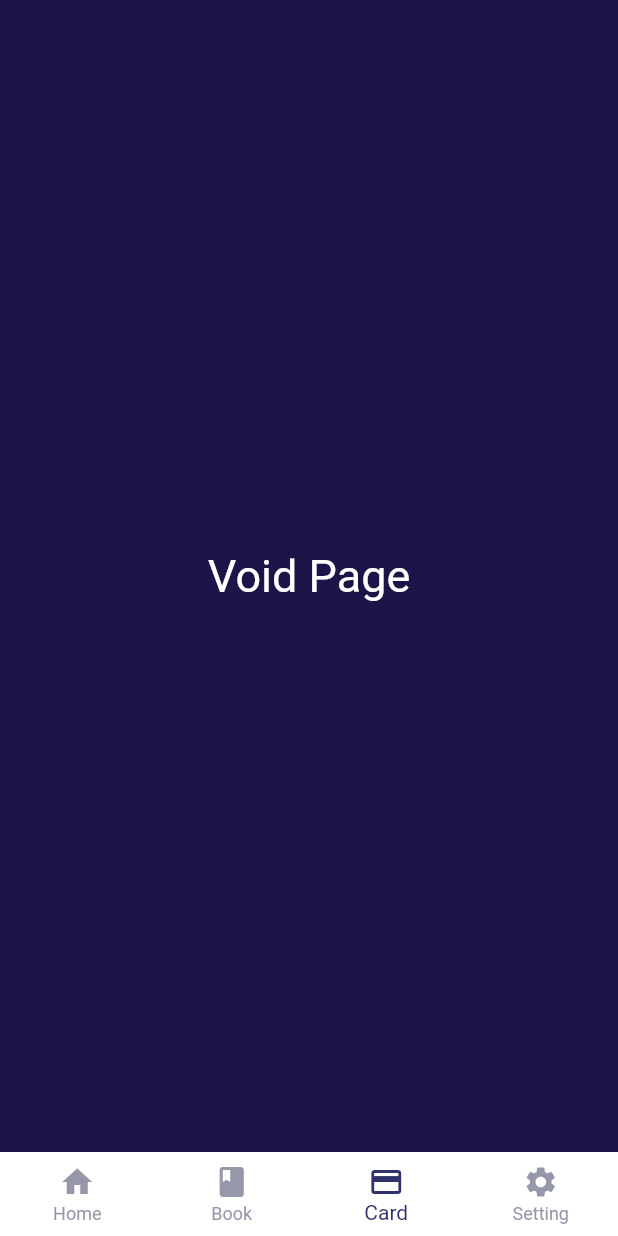
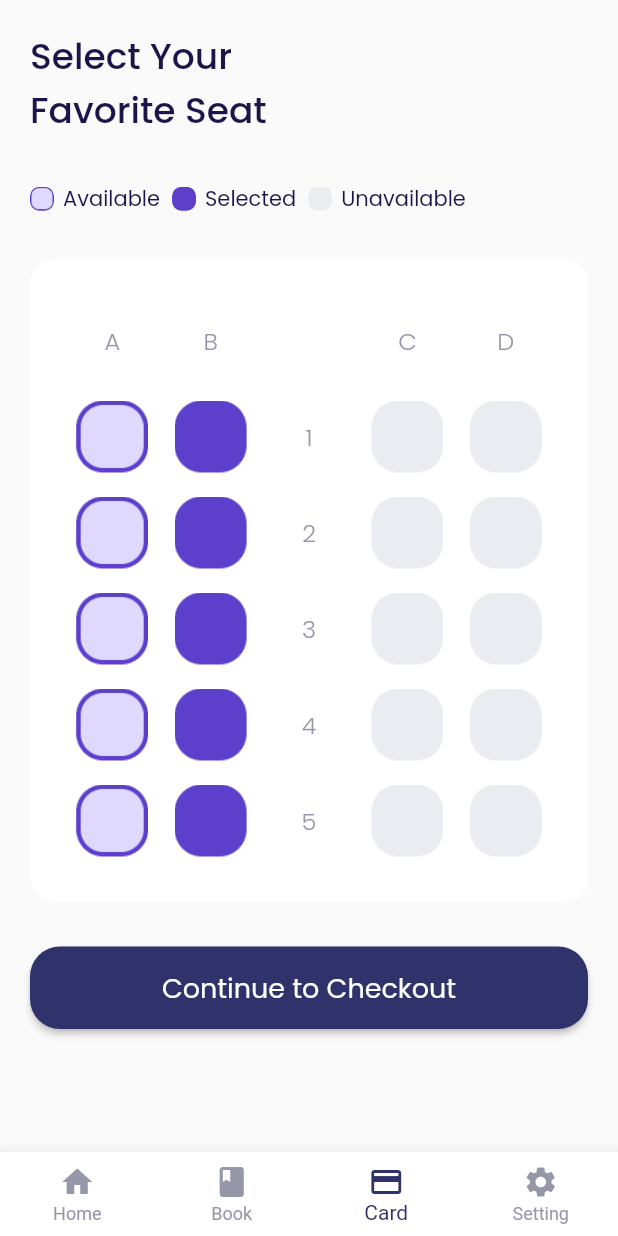
Before and after one commit to fadillaoegi/Dil-Travel, a Flutter app: the MainPages screen opened by its route, item 3 of the bottom bar chosen, on a phone screen of 412 x 824 dp. Run offline on Flutter 3.47's test engine with Material 2 defaults, Android fonts, the phone set to English and light mode, and no system bars; our stand-ins replace google_fonts.

Commit message:
Update Chose Seat page

```diff
--- a/lib/main.dart
+++ b/lib/main.dart
@@ -1,4 +1,5 @@
 import 'package:diltravel/pages/bonus_saldo_page.dart';
+import 'package:diltravel/pages/chose_seat_page.dart';
 import 'package:diltravel/pages/detail_page.dart';
 import 'package:diltravel/pages/get_start_page.dart';
 import 'package:diltravel/pages/home_page.dart';
@@ -10,7 +11,9 @@ import 'package:diltravel/pages/void_page.dart';
 import 'package:diltravel/routes/routes.dart';
 import 'package:flutter/material.dart';
 
-void main() => runApp(const MainApp());
+void main() => runApp(
+      const MainApp(),
+    );
 
 class MainApp extends StatefulWidget {
   const MainApp({Key? key}) : super(key: key);
@@ -25,7 +28,7 @@ class _MainAppState extends State<MainApp> {
     return MaterialApp(
       debugShowCheckedModeBanner: false,
       // home: const DetailPage(),
-      initialRoute: DilTravelRoute.mainpages,
+      initialRoute: DilTravelRoute.splash,
       routes: {
         DilTravelRoute.mainpages: (context) => const MainPages(),
         DilTravelRoute.splash: (context) => const Splash(),
@@ -36,6 +39,7 @@ class _MainAppState extends State<MainApp> {
         DilTravelRoute.bonus: (context) => const BonusPage(),
         DilTravelRoute.voidpages: (context) => const VoidPage(),
         DilTravelRoute.detail: (context) => const DetailPage(),
+        DilTravelRoute.seatchoose: (context) => const ChoseSheat(),
       },
     );
   }
--- /dev/null
+++ b/lib/pages/chose_seat_page.dart
@@ -0,0 +1,318 @@
+import 'package:diltravel/routes/routes.dart';
+import 'package:diltravel/styles/colors.dart';
+import 'package:diltravel/styles/text_style.dart';
+import 'package:diltravel/widgets/button_widget.dart';
+import 'package:diltravel/widgets/seat_widget.dart';
+import 'package:flutter/material.dart';
+
+class ChoseSheat extends StatefulWidget {
+  const ChoseSheat({super.key});
+
+  @override
+  State<ChoseSheat> createState() => _ChoseSheatState();
+}
+
+class _ChoseSheatState extends State<ChoseSheat> {
+  // NOTE: SECTION 1
+  Widget tittle() {
+    return Text(
+      "Select Your\nFavorite Seat",
+      style: tittleText.copyWith(fontSize: 24.0),
+    );
+  }
+
+  // NOTE: SECTION 2
+  Widget infoSeat() {
+    return Container(
+      margin: const EdgeInsets.only(top: 30.0),
+      child: Row(
+        children: [
+          // NOTE: Available
+          Container(
+            height: 16.0,
+            width: 16.0,
+            margin: const EdgeInsets.only(right: 6.0),
+            decoration: BoxDecoration(
+              borderRadius: BorderRadius.circular(6.0),
+              image: const DecorationImage(
+                image: AssetImage('assets/img/icon_available.png'),
+              ),
+            ),
+          ),
+          Text(
+            "Available",
+            style: subText.copyWith(fontSize: 14.0),
+          ),
+          // NOTE: SELECTED
+          Container(
+            height: 16.0,
+            width: 16.0,
+            margin: const EdgeInsets.only(right: 6.0, left: 8.0),
+            decoration: BoxDecoration(
+              borderRadius: BorderRadius.circular(6.0),
+              image: const DecorationImage(
+                image: AssetImage('assets/img/icon_selected.png'),
+              ),
+            ),
+          ),
+          Text(
+            "Selected",
+            style: subText.copyWith(fontSize: 14.0),
+          ),
+          // NOTE: UNAVAILABLE
+          Container(
+            height: 16.0,
+            width: 16.0,
+            margin: const EdgeInsets.only(right: 6.0, left: 8.0),
+            decoration: BoxDecoration(
+              borderRadius: BorderRadius.circular(6.0),
+              image: const DecorationImage(
+                image: AssetImage('assets/img/icon_unavailable.png'),
+              ),
+            ),
+          ),
+          Text(
+            "Unavailable",
+            style: subText.copyWith(fontSize: 14.0),
+          ),
+        ],
+      ),
+    );
+  }
+
+  // NOTE: SECTION 3
+  Widget selectSeat() {
+    return Container(
+      padding: const EdgeInsets.symmetric(vertical: 30.0, horizontal: 22.0),
+      margin: const EdgeInsets.only(top: 30.0),
+      width: double.infinity,
+      decoration: BoxDecoration(
+        color: ColorDilTravel.white,
+        borderRadius: BorderRadius.circular(16.0),
+      ),
+      child: Column(
+        mainAxisAlignment: MainAxisAlignment.spaceAround,
+        children: [
+          // NOTE: ALFABET TypeSeat
+          Row(
+            mainAxisAlignment: MainAxisAlignment.spaceAround,
+            children: [
+              SeatItemAlfabet(
+                text: "A",
+              ),
+              SeatItemAlfabet(
+                text: "B",
+              ),
+              Container(
+                height: 48.0,
+                width: 48.0,
+                child: Center(
+                  child: Text(
+                    "",
+                    style: descText.copyWith(
+                      fontSize: 16.0,
+                    ),
+                  ),
+                ),
+              ),
+              SeatItemAlfabet(
+                text: "C",
+              ),
+              SeatItemAlfabet(
+                text: "D",
+              ),
+            ],
+          ),
+
+          // NOTE: Seat Section 1
+          Container(
+            padding: const EdgeInsets.only(top: 16.0),
+            child: Row(
+              mainAxisAlignment: MainAxisAlignment.spaceAround,
+              children: [
+                Container(
+                  height: 48.0,
+                  width: 48.0,
+                  decoration: BoxDecoration(
+                    borderRadius: BorderRadius.circular(8.0),
+                    image: const DecorationImage(
+                      image: AssetImage("assets/img/icon_available.png"),
+                    ),
+                  ),
+                ),
+                SeatItem(
+                  image: "assets/img/icon_selected.png",
+                ),
+                SeatItemAlfabet(
+                  text: "1",
+                ),
+                SeatItem(
+                  image: "assets/img/icon_unavailable.png",
+                ),
+                SeatItem(
+                  image: "assets/img/icon_unavailable.png",
+                ),
+              ],
+            ),
+          ),
+          // NOTE: Seat Section 2
+          Container(
+            padding: const EdgeInsets.only(top: 16.0),
+            child: Row(
+              mainAxisAlignment: MainAxisAlignment.spaceAround,
+              children: [
+                Container(
+                  height: 48.0,
+                  width: 48.0,
+                  decoration: BoxDecoration(
+                    borderRadius: BorderRadius.circular(8.0),
+                    image: const DecorationImage(
+                      image: AssetImage("assets/img/icon_available.png"),
+                    ),
+                  ),
+                ),
+                SeatItem(
+                  image: "assets/img/icon_selected.png",
+                ),
+                SeatItemAlfabet(
+                  text: "2",
+                ),
+                SeatItem(
+                  image: "assets/img/icon_unavailable.png",
+                ),
+                SeatItem(
+                  image: "assets/img/icon_unavailable.png",
+                ),
+              ],
+            ),
+          ),
+          // NOTE: Seat Section 3
+          Container(
+            padding: const EdgeInsets.only(top: 16.0),
+            child: Row(
+              mainAxisAlignment: MainAxisAlignment.spaceAround,
+              children: [
+                Container(
+                  height: 48.0,
+                  width: 48.0,
+                  decoration: BoxDecoration(
+                    borderRadius: BorderRadius.circular(8.0),
+                    image: const DecorationImage(
+                      image: AssetImage("assets/img/icon_available.png"),
+                    ),
+                  ),
+                ),
+                SeatItem(
+                  image: "assets/img/icon_selected.png",
+                ),
+                SeatItemAlfabet(
+                  text: "3",
+                ),
+                SeatItem(
+                  image: "assets/img/icon_unavailable.png",
+                ),
+                SeatItem(
+                  image: "assets/img/icon_unavailable.png",
+                ),
+              ],
+            ),
+          ),
+          // NOTE: Seat Section 4
+          Container(
+            padding: const EdgeInsets.only(top: 16.0),
+            child: Row(
+              mainAxisAlignment: MainAxisAlignment.spaceAround,
+              children: [
+                Container(
+                  height: 48.0,
+                  width: 48.0,
+                  decoration: BoxDecoration(
+                    borderRadius: BorderRadius.circular(8.0),
+                    image: const DecorationImage(
+                      image: AssetImage("assets/img/icon_available.png"),
+                    ),
+                  ),
+                ),
+                SeatItem(
+                  image: "assets/img/icon_selected.png",
+                ),
+                SeatItemAlfabet(
+                  text: "4",
+                ),
+                SeatItem(
+                  image: "assets/img/icon_unavailable.png",
+                ),
+                SeatItem(
+                  image: "assets/img/icon_unavailable.png",
+                ),
+              ],
+            ),
+          ),
+          // NOTE: Seat Section 5
+          Container(
+            padding: const EdgeInsets.only(top: 16.0),
+            child: Row(
+              mainAxisAlignment: MainAxisAlignment.spaceAround,
+              children: [
+                Container(
+                  height: 48.0,
+                  width: 48.0,
+                  decoration: BoxDecoration(
+                    borderRadius: BorderRadius.circular(8.0),
+                    image: const DecorationImage(
+                      image: AssetImage("assets/img/icon_available.png"),
+                    ),
+                  ),
+                ),
+                SeatItem(
+                  image: "assets/img/icon_selected.png",
+                ),
+                SeatItemAlfabet(
+                  text: "5",
+                ),
+                SeatItem(
+                  image: "assets/img/icon_unavailable.png",
+                ),
+                SeatItem(
+                  image: "assets/img/icon_unavailable.png",
+                ),
+              ],
+            ),
+          ),
+        ],
+      ),
+    );
+  }
+
+  // NOTE: SECTION 4
+
+  @override
+  Widget build(BuildContext context) {
+    return Scaffold(
+      body: Container(
+        width: MediaQuery.of(context).size.width,
+        height: MediaQuery.of(context).size.height,
+        padding: const EdgeInsets.all(20.0),
+        child: ListView(
+          children: [
+            tittle(),
+            infoSeat(),
+            selectSeat(),
+            Container(
+              margin: const EdgeInsets.only(top: 30.0),
+              child: ButtonDefault(
+                text: "Continue to Checkout",
+                radius: 17.0,
+                height: 55,
+                width: double.infinity,
+                onpress: (() {
+                  print("Belum Ada Navigation");
+                }),
+              ),
+            )
+          ],
+        ),
+      ),
+    );
+  }
+}
--- a/lib/pages/detail_page.dart
+++ b/lib/pages/detail_page.dart
@@ -1,3 +1,4 @@
+import 'package:diltravel/routes/routes.dart';
 import 'package:diltravel/styles/colors.dart';
 import 'package:diltravel/styles/text_style.dart';
 import 'package:diltravel/widgets/button_widget.dart';
@@ -18,9 +19,11 @@ class _DetailPageState extends State<DetailPage> {
       height: 450.0,
       width: double.infinity,
       decoration: const BoxDecoration(
-          image: DecorationImage(
-              fit: BoxFit.cover,
-              image: AssetImage("assets/img/image_destination1.png"))),
+        image: DecorationImage(
+          fit: BoxFit.cover,
+          image: AssetImage("assets/img/image_destination1.png"),
+        ),
+      ),
     );
   }
 
@@ -223,6 +226,9 @@ class _DetailPageState extends State<DetailPage> {
                   height: 55.0,
                   width: 170.0,
                   text: "Book Now",
+                  onpress: () {
+                    Navigator.pushNamed(context, DilTravelRoute.seatchoose);
+                  },
                 )
               ],
             ),
--- a/lib/pages/get_start_page.dart
+++ b/lib/pages/get_start_page.dart
@@ -1,3 +1,4 @@
+import 'package:diltravel/routes/routes.dart';
 import 'package:diltravel/styles/text_style.dart';
 import 'package:diltravel/widgets/button_widget.dart';
 import 'package:flutter/material.dart';
@@ -43,6 +44,9 @@ class GetStart extends StatelessWidget {
                     text: "Get Started",
                     width: 220.0,
                     height: 55.0,
+                    onpress: (() {
+                      Navigator.pushNamed(context, DilTravelRoute.mainpages);
+                    }),
                   )
                 ],
               ),
--- a/lib/pages/home_page.dart
+++ b/lib/pages/home_page.dart
@@ -75,10 +75,10 @@ class _HomePageState extends State<HomePage> {
                       image: "assets/img/image_destination1.png",
                       city: "Kendari",
                       name: "KendariHotel",
-                      onTap: () {
-                        print("Sudah");
-                        Navigator.pushNamed(context, DilTravelRoute.detail);
-                      },
+                      // onTap: () {
+                      //   print("Sudah");
+                      //   Navigator.pushNamed(context, DilTravelRoute.detail);
+                      // },
                     ),
                     Carousel(
                       image: "assets/img/image_destination2.png",
@@ -107,27 +107,27 @@ class _HomePageState extends State<HomePage> {
                 height: 16.0,
               ),
               ListNewYear(
-                onTap: () {
-                  print("Clicked");
-                },
+                // onTap: () {
+                //   print("Clicked");
+                // },
                 image: "assets/img/image_photo1.png",
                 name: "Danau Beratan",
                 city: "Singajara",
                 rating: "4.7",
               ),
               ListNewYear(
-                onTap: () {
-                  print("Clicked");
-                },
+                // onTap: () {
+                //   print("Clicked");
+                // },
                 image: "assets/img/image_photo2.png",
                 name: "Kebun Binatang",
                 city: "Surabaya",
                 rating: "4.3",
               ),
               ListNewYear(
-                onTap: () {
-                  print("Clicked");
-                },
+                // onTap: () {
+                //   print("Clicked");
+                // },
                 image: "assets/img/image_photo3.png",
                 name: "Candi Borobudur",
                 city: "Yogyajarta",
--- a/lib/pages/main_pages.dart
+++ b/lib/pages/main_pages.dart
@@ -1,3 +1,4 @@
+import 'package:diltravel/pages/chose_seat_page.dart';
 import 'package:diltravel/pages/detail_page.dart';
 import 'package:diltravel/pages/home_page.dart';
 import 'package:diltravel/pages/void_page.dart';
@@ -25,7 +26,7 @@ class _MainPagesState extends State<MainPages> {
     final List<Widget> pages = [
       const HomePage(),
       const VoidPage(),
-      const VoidPage(),
+      const ChoseSheat(),
       const VoidPage(),
     ];
 // BOTTOM NAVIGATION BAR
--- a/lib/routes/routes.dart
+++ b/lib/routes/routes.dart
@@ -7,8 +7,8 @@ class DilTravelRoute {
   static String success = "$root/success";
   static String bonus = "$root/bonus";
   static String detail = "$root/detail";
-  static String chooseseat = "$root/chooseseat";
   static String checkout = "$root/checkout";
   static String mainpages = "$root/mainpages";
   static String voidpages = "$root/voidpages";
+  static String seatchoose = "$root/seatchoose";
 }
--- a/lib/widgets/button_widget.dart
+++ b/lib/widgets/button_widget.dart
@@ -1,3 +1,4 @@
+import 'package:diltravel/routes/routes.dart';
 import 'package:diltravel/styles/colors.dart';
 import 'package:diltravel/styles/text_style.dart';
 import 'package:flutter/material.dart';
@@ -10,18 +11,20 @@ class ButtonDefault extends StatelessWidget {
     this.radius,
     this.text,
     this.width = 327.0,
+    this.onpress,
   }) : super(key: key);
   String? text;
   double? radius;
   double? height;
   double? width;
+  VoidCallback? onpress;
   @override
   Widget build(BuildContext context) {
     return SizedBox(
       height: height,
       width: width,
       child: ElevatedButton(
-        onPressed: () {},
+        onPressed: onpress,
         style: ElevatedButton.styleFrom(
           primary: ColorDilTravel.primary,
           shape:
--- a/lib/widgets/carousel_widget.dart
+++ b/lib/widgets/carousel_widget.dart
@@ -1,3 +1,4 @@
+import 'package:diltravel/routes/routes.dart';
 import 'package:diltravel/styles/colors.dart';
 import 'package:diltravel/styles/text_style.dart';
 import 'package:flutter/material.dart';
@@ -9,18 +10,20 @@ class Carousel extends StatelessWidget {
     this.city,
     this.image,
     this.name,
-    this.onTap,
+    // this.onTap,
   });
 
   String? image;
   String? name;
   String? city;
-  VoidCallback? onTap;
+  // VoidCallback? onTap;
 
   @override
   Widget build(BuildContext context) {
     return GestureDetector(
-      onTap: onTap,
+      onTap: () {
+        Navigator.pushNamed(context, DilTravelRoute.detail);
+      },
       child: Container(
         margin: const EdgeInsets.only(right: 10.0, left: 10.0),
         width: 200.0,
--- a/lib/widgets/listyear_widget.dart
+++ b/lib/widgets/listyear_widget.dart
@@ -1,3 +1,4 @@
+import 'package:diltravel/routes/routes.dart';
 import 'package:diltravel/styles/colors.dart';
 import 'package:diltravel/styles/text_style.dart';
 import 'package:flutter/material.dart';
@@ -10,18 +11,20 @@ class ListNewYear extends StatelessWidget {
     this.image,
     this.name,
     this.rating,
-    this.onTap,
+    // this.onTap,
   });
   String? image;
   String? name;
   String? city;
   String? rating;
-  VoidCallback? onTap;
+  // VoidCallback? onTap;
 
   @override
   Widget build(BuildContext context) {
     return GestureDetector(
-      onTap: onTap,
+      onTap: () {
+        Navigator.pushNamed(context, DilTravelRoute.detail);
+      },
       child: Container(
         height: 90.0,
         width: 327.0,
--- /dev/null
+++ b/lib/widgets/seat_widget.dart
@@ -0,0 +1,48 @@
+import 'package:diltravel/styles/text_style.dart';
+import 'package:flutter/material.dart';
+
+// ignore: must_be_immutable
+class SeatItem extends StatelessWidget {
+  String? image;
+  SeatItem({super.key, this.image});
+
+  @override
+  Widget build(BuildContext context) {
+    return Row(
+      mainAxisAlignment: MainAxisAlignment.spaceAround,
+      children: [
+        Container(
+          height: 48.0,
+          width: 48.0,
+          decoration: BoxDecoration(
+            borderRadius: BorderRadius.circular(8.0),
+            image: DecorationImage(
+              image: AssetImage(image!),
+            ),
+          ),
+        ),
+      ],
+    );
+  }
+}
+
+class SeatItemAlfabet extends StatelessWidget {
+  String? text;
+  SeatItemAlfabet({super.key, this.text});
+
+  @override
+  Widget build(BuildContext context) {
+    return Container(
+      height: 48.0,
+      width: 48.0,
+      child: Center(
+        child: Text(
+          text!,
+          style: descText.copyWith(
+            fontSize: 16.0,
+          ),
+        ),
+      ),
+    );
+  }
+}
```
